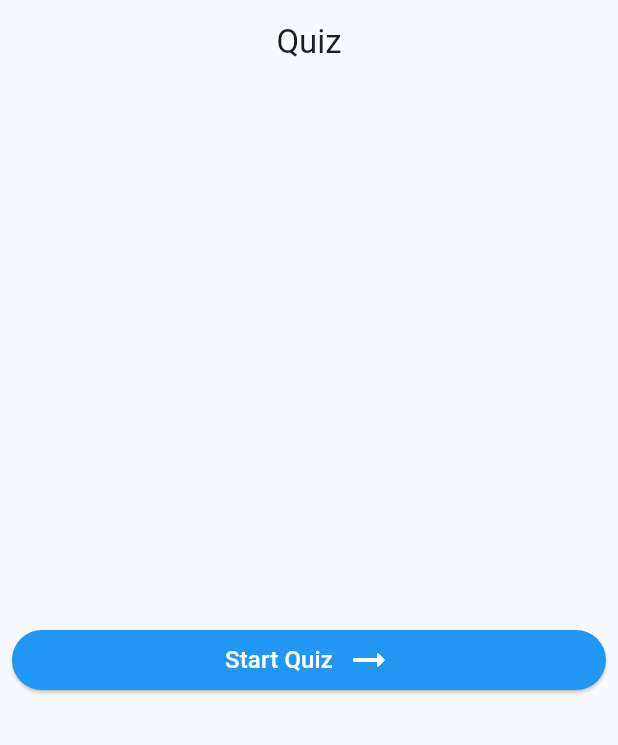
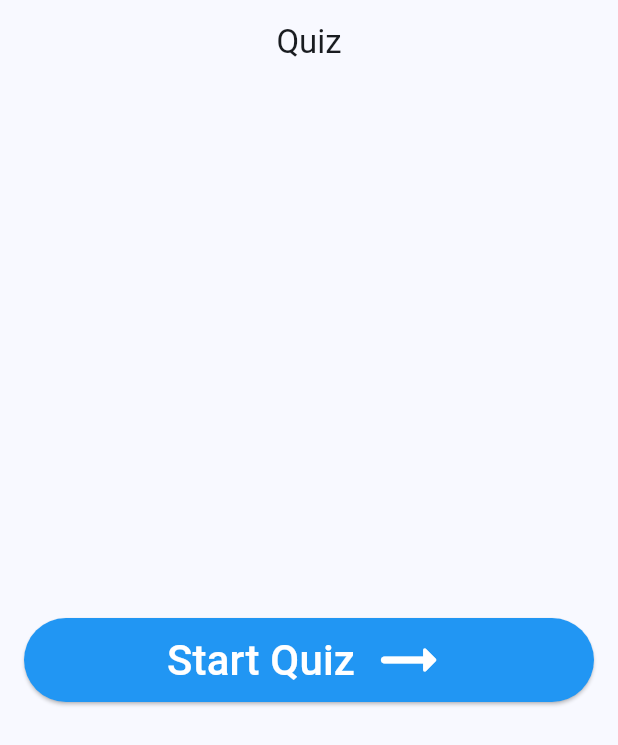
Before and after one commit to MananGandhi1810/quiz-app, a Flutter app: the screen it shows after launch, on a phone screen of 412 x 824 dp. Shown: the top 745 px of the screen. Run offline on Flutter 3.47's test engine with Material 3 defaults, Android fonts, the phone set to English and light mode, and no system bars.

```diff
--- a/lib/main.dart
+++ b/lib/main.dart
@@ -1,5 +1,7 @@
 import 'package:flutter/material.dart';
-import 'package:quiz_app/presentation/home_page.dart';
+import 'package:provider/provider.dart';
+import 'package:quiz_app/providers/question_provider.dart';
+import './presentation/home_page.dart';
 
 void main() {
   runApp(RootApp());
@@ -10,11 +12,14 @@ class RootApp extends StatelessWidget {
 
   @override
   Widget build(BuildContext context) {
-    return MaterialApp(
-      theme: ThemeData(
-        colorSchemeSeed: Colors.blue,
+    return ChangeNotifierProvider(
+      create: (_) => QuestionProvider(),
+      child: MaterialApp(
+        theme: ThemeData(
+          colorSchemeSeed: Colors.blue,
+        ),
+        home: HomePage(),
       ),
-      home: HomePage(),
     );
   }
 }
--- /dev/null
+++ b/lib/models/question_model.dart
@@ -0,0 +1,22 @@
+enum Difficulty { easy, medium, hard }
+
+class QuestionModel {
+  late String question;
+  late Map options;
+  late String answer;
+  late Difficulty difficulty;
+
+  QuestionModel({
+    required question,
+    required options,
+    required answer,
+    required difficulty,
+  });
+
+  QuestionModel.fromJson(data) {
+    question = data['question'];
+    options = data['options'];
+    answer = data['answer'];
+    difficulty = Difficulty.values.byName(data['difficulty']);
+  }
+}
--- a/lib/presentation/home_page.dart
+++ b/lib/presentation/home_page.dart
@@ -1,4 +1,6 @@
 import 'package:flutter/material.dart';
+import 'package:provider/provider.dart';
+import 'package:quiz_app/providers/question_provider.dart';
 
 class HomePage extends StatefulWidget {
   const HomePage({super.key});
@@ -9,6 +11,15 @@ class HomePage extends StatefulWidget {
 
 class _HomePageState extends State<HomePage> {
   @override
+  void initState() {
+    super.initState();
+    Future.delayed(
+      Duration.zero,
+      () => mounted ? context.read<QuestionProvider>().loadQuestions() : null,
+    );
+  }
+
+  @override
   Widget build(BuildContext context) {
     return Scaffold(
       appBar: AppBar(
@@ -16,7 +27,7 @@ class _HomePageState extends State<HomePage> {
         centerTitle: true,
       ),
       body: Padding(
-        padding: const EdgeInsets.all(8.0),
+        padding: const EdgeInsets.all(16.0),
         child: Center(
           child: ElevatedButton(
             style: ButtonStyle(
@@ -30,14 +41,14 @@ class _HomePageState extends State<HomePage> {
               children: [
                 Text(
                   "Start Quiz",
-                  style: TextStyle(fontSize: 16),
+                  style: TextStyle(fontSize: 28),
                 ),
                 Padding(
                   padding: EdgeInsets.only(left: 8),
                 ),
                 Icon(
                   Icons.arrow_right_alt_rounded,
-                  size: 32,
+                  size: 56,
                 ),
               ],
             ),
--- /dev/null
+++ b/lib/providers/question_provider.dart
@@ -0,0 +1,23 @@
+import 'dart:convert';
+
+import 'package:flutter/material.dart';
+import 'package:flutter/services.dart';
+import 'package:quiz_app/models/question_model.dart';
+import 'package:quiz_app/questions.dart';
+
+class QuestionProvider extends ChangeNotifier {
+  List<QuestionModel> _questions = [];
+
+  List<QuestionModel> get questions => _questions;
+
+  void loadQuestions() async {
+    _questions = Questions.questions['questions']
+            ?.map(
+              (e) => QuestionModel.fromJson(e),
+            )
+            .toList() ??
+        [];
+    print(_questions);
+    notifyListeners();
+  }
+}
--- /dev/null
+++ b/lib/questions.dart
@@ -0,0 +1,24 @@
+class Questions {
+  static Map<String, List> questions = {
+    "questions": [
+      {
+        "question": "X",
+        "options": {"1": "", "2": "", "3": "", "4": ""},
+        "answer": "1",
+        "difficulty": "easy"
+      },
+      {
+        "question": "Y",
+        "options": {"1": "", "2": "", "3": "", "4": ""},
+        "answer": "1",
+        "difficulty": "medium"
+      },
+      {
+        "question": "Z",
+        "options": {"1": "", "2": "", "3": "", "4": ""},
+        "answer": "1",
+        "difficulty": "hard"
+      }
+    ]
+  };
+}
--- a/pubspec.yaml
+++ b/pubspec.yaml
@@ -34,6 +34,7 @@ dependencies:
   # The following adds the Cupertino Icons font to your application.
   # Use with the CupertinoIcons class for iOS style icons.
   cupertino_icons: ^1.0.8
+  provider: ^6.1.2
 
 dev_dependencies:
   flutter_test:
```
Also changed, not shown: assets/questions.json (deleted, +0 -37 lines), pubspec.lock, 1 other file.
